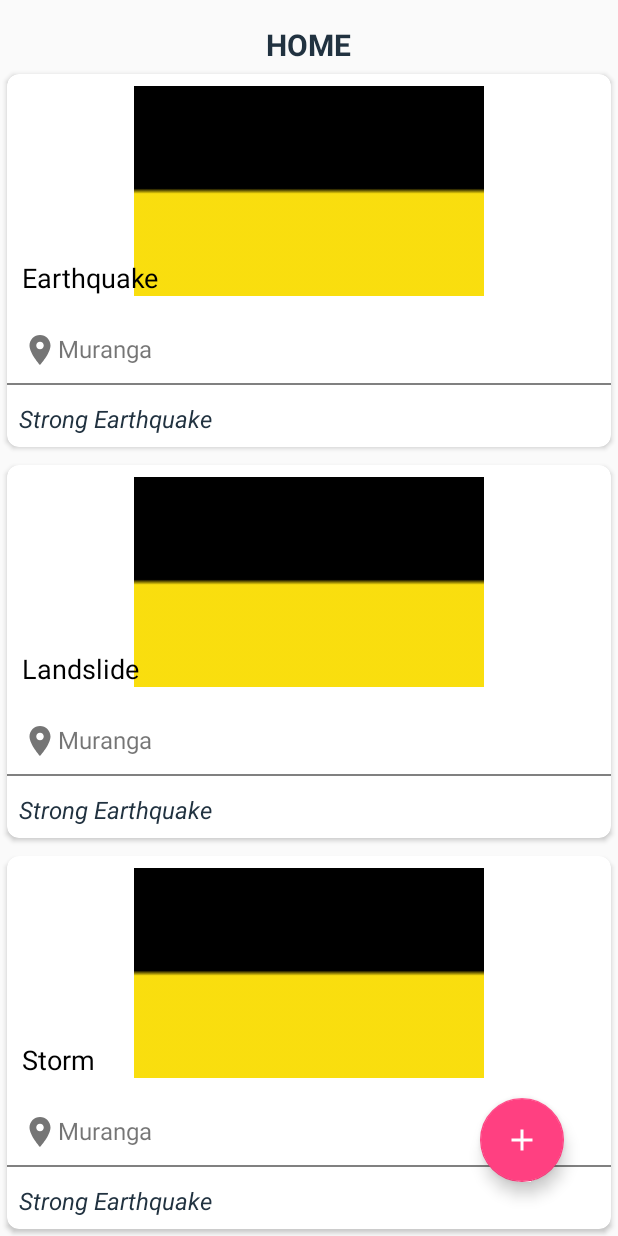
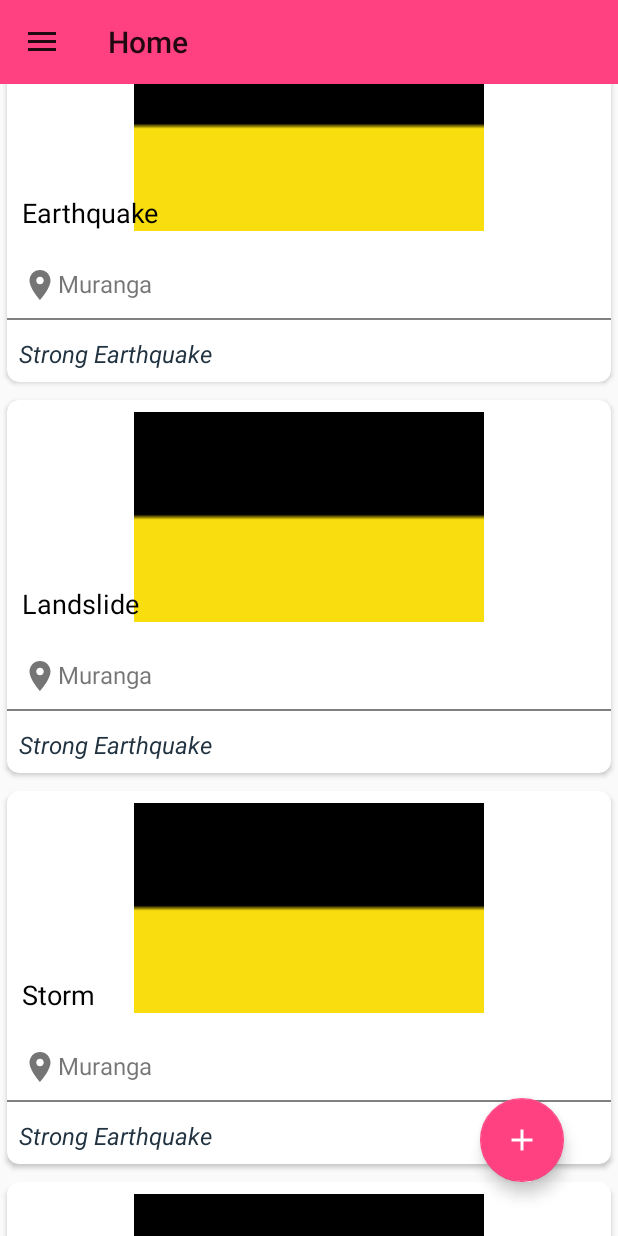
Before and after one commit to Jnyambok/JuaHali, an Android app: the RecyclerViewMain screen opened directly, with no data from a screen before it, on a phone screen of 412 x 824 dp. Run offline under Robolectric (Android 15) with nearby library versions, the phone set to English and light mode, and no system bars.

Commit message:
Navigation and partial comments added

```diff
--- a/app/src/main/AndroidManifest.xml
+++ b/app/src/main/AndroidManifest.xml
@@ -11,17 +11,17 @@
         android:supportsRtl="true"
         android:theme="@style/AppTheme">
         <activity android:name=".PostReport"/>
-        <activity android:name=".main_page" />
+
         <activity android:name=".OnBoarding" />
         <activity android:name="com.juliusnyambok.Common.LoginRegisterStart" />
         <activity android:name="com.juliusnyambok.Common.SignupPage" />
         <activity android:name="com.juliusnyambok.Common.LoginPage" />
-        <activity android:name=".RecyclerViewMain" />
+        <activity android:name=".RecyclerViewMain"/>
         <activity
             android:name=".DescriptionActivity"
             android:theme="@style/CynthiaAppTheme" />
 
-        <activity android:name=".MainActivity">
+        <activity android:name=".StartingPage">
             <intent-filter>
                 <action android:name="android.intent.action.MAIN" />
 
--- a/app/src/main/java/com/juliusnyambok/Common/SignupPage.java
+++ b/app/src/main/java/com/juliusnyambok/Common/SignupPage.java
@@ -9,7 +9,7 @@ import android.view.View;
 import com.juliusnyambok.juahaliyako.R;
 
 public class SignupPage extends AppCompatActivity {
-
+//The sign up page
     @Override
     protected void onCreate(Bundle savedInstanceState) {
         super.onCreate(savedInstanceState);
@@ -19,7 +19,7 @@ public class SignupPage extends AppCompatActivity {
 
 
 
-
+//Goes to the sign up page
     public void login_function(View view) {
         startActivity(new Intent(SignupPage.this,SignupPage.class));
     }
--- a/app/src/main/java/com/juliusnyambok/juahaliyako/DescriptionActivity.java
+++ b/app/src/main/java/com/juliusnyambok/juahaliyako/DescriptionActivity.java
@@ -13,6 +13,8 @@ import android.widget.TextView;
 public class DescriptionActivity extends AppCompatActivity {
     TextView dName,dLocation,dDescription;
     ImageView dImage;
+
+
 
     @Override
     protected void onCreate(Bundle savedInstanceState) {
--- a/app/src/main/java/com/juliusnyambok/juahaliyako/MyHolder.java
+++ b/app/src/main/java/com/juliusnyambok/juahaliyako/MyHolder.java
@@ -14,6 +14,8 @@ public class MyHolder extends RecyclerView.ViewHolder implements View.OnClickLis
 
 
      MyHolder(@NonNull View itemView) {
+
+       //Binding the resources from the respective layout files
         super(itemView);
         this.disasterImage=itemView.findViewById(R.id.disaster_image);
         this.disasterName=itemView.findViewById(R.id.disaster_name);
@@ -23,6 +25,7 @@ public class MyHolder extends RecyclerView.ViewHolder implements View.OnClickLis
 
         itemView.setOnClickListener(this);
     }
+
 
     @Override
     public void onClick(View view) {
--- a/app/src/main/java/com/juliusnyambok/juahaliyako/OnBoarding.java
+++ b/app/src/main/java/com/juliusnyambok/juahaliyako/OnBoarding.java
@@ -22,6 +22,11 @@ public class OnBoarding extends AppCompatActivity {
     private Button mBackButton;
     private int mCurrentPage;
 
+
+
+
+
+    //The onboarding page with the tutorials on how to use the application
     @Override
     protected void onCreate(Bundle savedInstanceState) {
         super.onCreate(savedInstanceState);
--- a/app/src/main/java/com/juliusnyambok/juahaliyako/PostReport.java
+++ b/app/src/main/java/com/juliusnyambok/juahaliyako/PostReport.java
@@ -10,7 +10,7 @@ import android.widget.Toast;
 
 public class PostReport extends AppCompatActivity {
 
-
+//The reporting disasters page
     @Override
     protected void onCreate(Bundle savedInstanceState) {
         super.onCreate(savedInstanceState);
--- a/app/src/main/java/com/juliusnyambok/juahaliyako/RecyclerViewMain.java
+++ b/app/src/main/java/com/juliusnyambok/juahaliyako/RecyclerViewMain.java
@@ -1,15 +1,20 @@
 package com.juliusnyambok.juahaliyako;
 
-
+import androidx.appcompat.app.ActionBarDrawerToggle;
+import androidx.appcompat.widget.Toolbar;
 import androidx.appcompat.app.AppCompatActivity;
+import androidx.drawerlayout.widget.DrawerLayout;
 import androidx.recyclerview.widget.LinearLayoutManager;
 import androidx.recyclerview.widget.RecyclerView;
 
 import android.content.Intent;
 import android.os.Bundle;
 import android.view.View;
+import android.view.WindowManager;
+
 
 import com.google.android.material.floatingactionbutton.FloatingActionButton;
+import com.google.android.material.navigation.NavigationView;
 
 import java.util.ArrayList;
 
@@ -20,9 +25,17 @@ public class RecyclerViewMain extends AppCompatActivity {
     private RecyclerView disastersRecyclerView;
     private DisasterAdapter disasterAdapter;
     private FloatingActionButton fab;
+    private DrawerLayout drawerLayout;
+    private NavigationView navigationView;
+    private Toolbar toolbar;
+
+
+
+
     @Override
     protected void onCreate(Bundle savedInstanceState) {
         super.onCreate(savedInstanceState);
+        this.getWindow().setFlags(WindowManager.LayoutParams.FLAG_FULLSCREEN,WindowManager.LayoutParams.FLAG_FULLSCREEN);
         setContentView(R.layout.recycler_view_main);
 
         disastersRecyclerView=findViewById(R.id.recycler_disaster);
@@ -40,12 +53,22 @@ public class RecyclerViewMain extends AppCompatActivity {
             }
         });
 
+        drawerLayout=findViewById(R.id.drawer_layout);
+        navigationView=findViewById(R.id.nav_view);
+        toolbar=findViewById(R.id.toolbar);
+        setSupportActionBar(toolbar);
+        getSupportActionBar().setTitle("Home");
+        ActionBarDrawerToggle toggle=new ActionBarDrawerToggle(this,drawerLayout,toolbar,R.string.navigation_drawer_open,R.string.navigation_drawer_close);
+        drawerLayout.addDrawerListener(toggle);
+        toggle.syncState();
 
 
 
 
     }
 
+
+    //Array List containing the contents of the cardviews.
     private ArrayList<Disasters> getMyList() {
         ArrayList<Disasters> disasters=new ArrayList<>();
 
--- a/app/src/main/res/layout/activity_main.xml
+++ b/app/src/main/res/layout/activity_main.xml
@@ -4,7 +4,7 @@
     xmlns:tools="http://schemas.android.com/tools"
     android:layout_width="match_parent"
     android:layout_height="match_parent"
-    tools:context=".MainActivity"
+    tools:context=".StartingPage"
     android:background="#FFFFFF">
 
     <ImageView
--- a/app/src/main/res/layout/recycler_view_main.xml
+++ b/app/src/main/res/layout/recycler_view_main.xml
@@ -6,64 +6,150 @@
     android:layout_height="match_parent"
     tools:context=".RecyclerViewMain">
 
-    <TextView
-        android:id="@+id/text_intro"
-        android:layout_width="wrap_content"
+    <androidx.drawerlayout.widget.DrawerLayout
+        android:id="@+id/drawer_layout"
+        android:layout_width="match_parent"
+        android:layout_height="match_parent"
+        android:fitsSystemWindows="true"
+        tools:openDrawer="start">
+
+        <LinearLayout
+            android:layout_width="wrap_content"
+            android:layout_height="wrap_content"
+            android:layout_below="@+id/text_intro">
+
+            <androidx.recyclerview.widget.RecyclerView
+                android:id="@+id/recycler_disaster"
+                android:layout_width="match_parent"
+                android:layout_height="match_parent">
+
+            </androidx.recyclerview.widget.RecyclerView>
+
+        </LinearLayout>
+
+
+
+
+        <com.google.android.material.navigation.NavigationView
+            android:layout_width="wrap_content"
+            android:layout_height="match_parent"
+            app:headerLayout="@layout/header"
+            app:menu="@menu/main_menu"
+            android:layout_gravity="start"
+            android:id="@+id/nav_view"
+            />
+
+    </androidx.drawerlayout.widget.DrawerLayout>
+
+
+
+
+
+
+
+
+
+
+
+
+
+
+
+
+
+
+
+
+
+
+
+
+
+
+    <androidx.coordinatorlayout.widget.CoordinatorLayout
+        android:id="@+id/container_layout"
+        android:layout_width="match_parent"
         android:layout_height="wrap_content"
-        android:text="@string/home"
-        android:layout_marginTop="16dp"
-        android:layout_centerHorizontal="true"
-        android:textColor="#213240"
-        android:textStyle="bold"
-        android:textSize="20sp"/>
+        android:layout_alignParentBottom="true"
+        app:layout_constraintBottom_toBottomOf="parent"
+        app:layout_constraintEnd_toEndOf="parent"
+        app:layout_constraintStart_toStartOf="parent">
 
-    <LinearLayout
-        android:layout_width="wrap_content"
-        android:layout_height="wrap_content"
-        android:layout_below="@+id/text_intro">
-        <androidx.recyclerview.widget.RecyclerView
-            android:id="@+id/recycler_disaster"
-            android:layout_width="match_parent"
-            android:layout_height="match_parent"
-            >
+        <com.google.android.material.floatingactionbutton.FloatingActionButton
+            android:id="@+id/fab"
+            android:layout_width="wrap_content"
+            android:layout_height="wrap_content"
+            android:layout_gravity="end"
+            android:layout_margin="36dp"
+            android:src="@drawable/ic_post_report"
 
-        </androidx.recyclerview.widget.RecyclerView>
+            />
 
-    </LinearLayout>
+    </androidx.coordinatorlayout.widget.CoordinatorLayout>
+
+
+
+
+
+
 
 
 
 
     <androidx.constraintlayout.widget.ConstraintLayout
         android:layout_width="match_parent"
-        android:layout_height="match_parent"
-    >
-    <androidx.coordinatorlayout.widget.CoordinatorLayout
-        android:id="@+id/container_layout"
-        android:layout_width="match_parent"
         android:layout_height="wrap_content"
-        app:layout_constraintBottom_toBottomOf="parent"
-        app:layout_constraintEnd_toEndOf="parent"
-        app:layout_constraintStart_toStartOf="parent"
+        android:background="@color/colorAccent">
 
-        >
+        <androidx.appcompat.widget.Toolbar
+            android:id="@+id/toolbar"
+            android:layout_width="0dp"
+            android:layout_height="wrap_content"
+            android:background="@color/colorAccent"
+            android:minHeight="?attr/actionBarSize"
+            android:theme="?attr/actionBarTheme"
+            android:textAlignment="center"
+            app:layout_constraintEnd_toEndOf="parent"
+            app:layout_constraintStart_toStartOf="parent"
+            app:layout_constraintTop_toTopOf="parent"
+            app:navigationIcon="@drawable/ic_menu"
 
-        <com.google.android.material.floatingactionbutton.FloatingActionButton
-            android:layout_width="wrap_content"
-            android:layout_height="wrap_content"
-            android:layout_gravity="bottom|right"
-            android:layout_margin="36dp"
-            android:src="@drawable/ic_post_report"
-            android:id="@+id/fab"
 
             />
-    </androidx.coordinatorlayout.widget.CoordinatorLayout>
-
-    </androidx.constraintlayout.widget.ConstraintLayout>
 
 
 
 
 
 
+
+
+
+
+
+
+
+
+
+
+
+
+
+
+
+
+
+
+
+
+
+
+
+
+
+
+
+
+    </androidx.constraintlayout.widget.ConstraintLayout>
+
 </RelativeLayout>
--- a/app/src/main/res/values/styles.xml
+++ b/app/src/main/res/values/styles.xml
@@ -5,6 +5,7 @@
         <item name="colorPrimary">@color/colorPrimary</item>
         <item name="colorPrimaryDark">@color/colorPrimaryDark</item>
         <item name="colorAccent">@color/colorAccent</item>
+
     </style>
 
 
```
Also changed, not shown: app/src/main/java/com/juliusnyambok/Common/LoginPage.java (+4 -19 lines), app/src/main/java/com/juliusnyambok/Common/LoginRegisterStart.java (+12 -5 lines), app/src/main/java/com/juliusnyambok/juahaliyako/StartingPage.java (renamed from app/src/main/java/com/juliusnyambok/juahaliyako/MainActivity.java, +6 -8 lines), app/src/main/java/com/juliusnyambok/juahaliyako/main_page.java (deleted, +0 -14 lines), app/src/main/res/layout/activity_main_page.xml (deleted, +0 -19 lines), app/src/main/res/values/strings.xml (+10 -2 lines).
